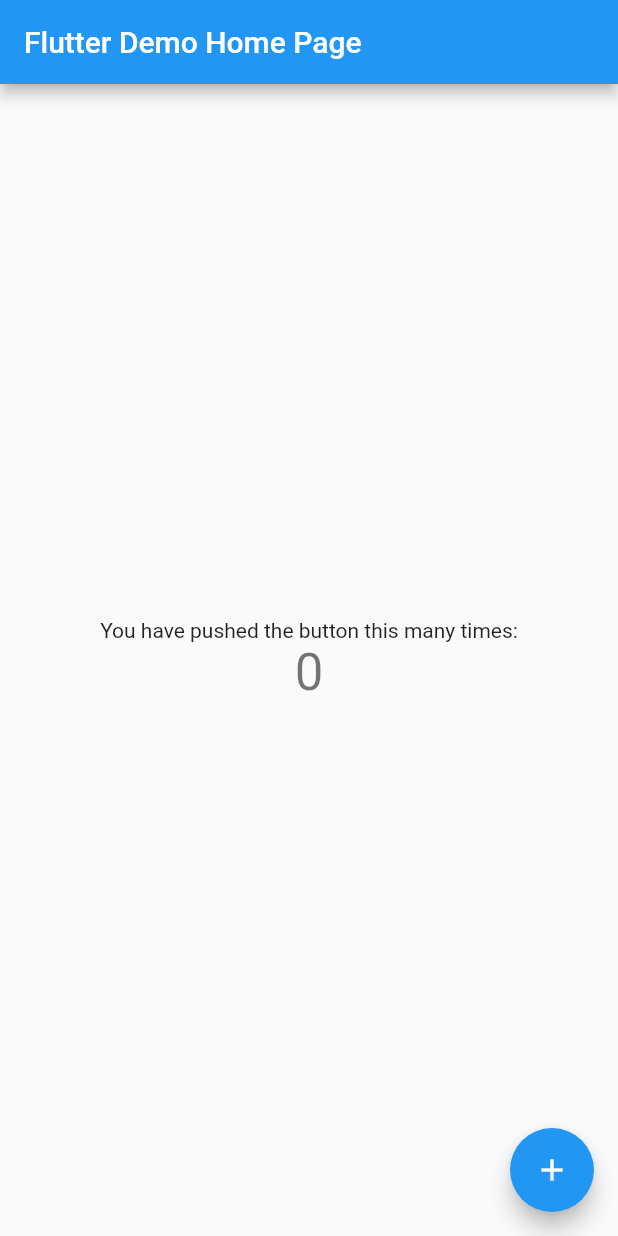
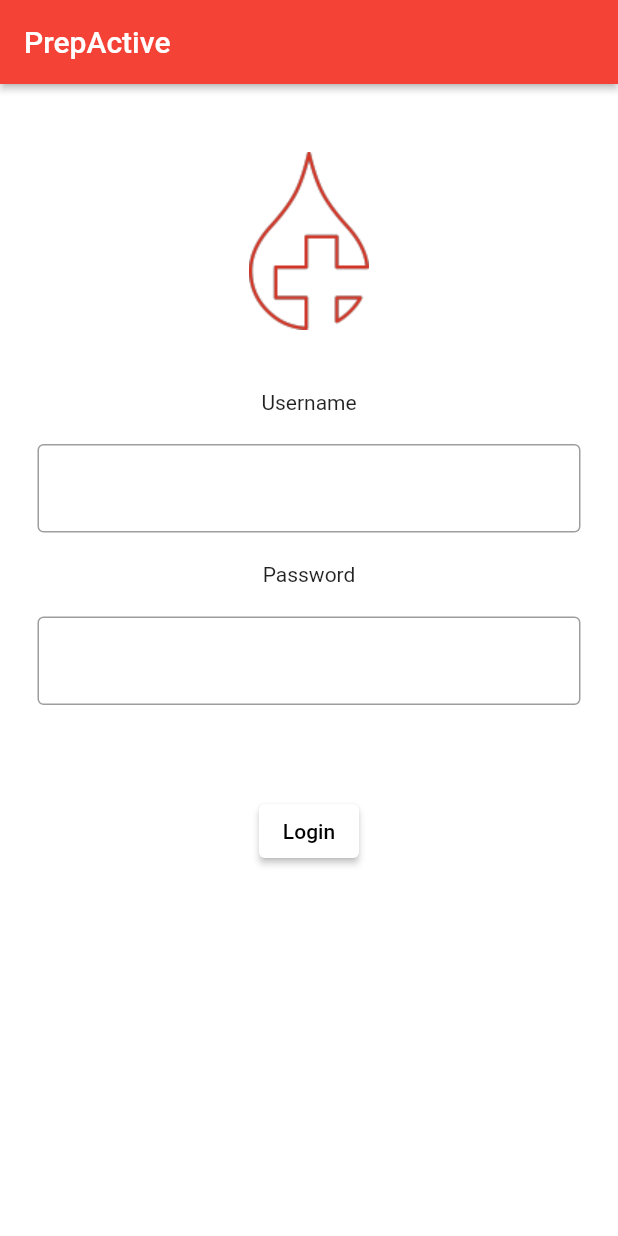
Before and after one commit to Xanzud/IDATA2503-g13, a Flutter app: the screen it shows after launch, on a phone screen of 412 x 824 dp. Run offline on Flutter 3.47's test engine with Material 2 defaults, Android fonts, the phone set to English and light mode, and no system bars.

Commit message:
Started somewhat on the landingPage and SignInPage

```diff
--- /dev/null
+++ b/project/lib/landingPage.dart
@@ -0,0 +1,9 @@
+import 'package:flutter/material.dart';
+
+class LandingPage extends StatelessWidget {
+
+  @override
+  Widget build(BuildContext context) {
+    return Scaffold();
+  }
+}
--- a/project/lib/main.dart
+++ b/project/lib/main.dart
@@ -1,4 +1,6 @@
 import 'package:flutter/material.dart';
+
+import 'signInPage.dart';
 
 void main() {
   runApp(const MyApp());
@@ -11,20 +13,11 @@
   @override
   Widget build(BuildContext context) {
     return MaterialApp(
-      title: 'Flutter Demo',
+      title: 'PrepActive',
       theme: ThemeData(
-        // This is the theme of your application.
-        //
-        // Try running your application with "flutter run". You'll see the
-        // application has a blue toolbar. Then, without quitting the app, try
-        // changing the primarySwatch below to Colors.green and then invoke
-        // "hot reload" (press "r" in the console where you ran "flutter run",
-        // or simply save your changes to "hot reload" in a Flutter IDE).
-        // Notice that the counter didn't reset back to zero; the application
-        // is not restarted.
-        primarySwatch: Colors.blue,
+        primarySwatch: Colors.red,
       ),
-      home: const MyHomePage(title: 'Flutter Demo Home Page'),
+      home: SignInPage(),
     );
   }
 }
--- /dev/null
+++ b/project/lib/signInPage.dart
@@ -0,0 +1,58 @@
+import 'package:flutter/cupertino.dart';
+import 'package:flutter/material.dart';
+
+class SignInPage extends StatelessWidget {
+  const SignInPage({super.key});
+
+  @override
+  Widget build(BuildContext context) {
+    return Scaffold(
+      appBar: AppBar(
+        title: Text("PrepActive"),
+        elevation: 2.0,
+      ),
+      body: _buildContent(),
+      backgroundColor: Colors.red,
+    );
+  }
+
+  Widget _buildContent() {
+    return Container(
+        padding: EdgeInsets.all(25),
+        color: Colors.white,
+        child: Column(
+          children: <Widget>[
+            SizedBox(height: 20),
+            SizedBox(child: Image.asset("images/icon01.png")),
+            SizedBox(height: 40),
+            Text(
+              "Username",
+              textAlign: TextAlign.center,
+            ),
+            SizedBox(height: 20),
+            TextField(
+              obscureText: true,
+              decoration: InputDecoration(
+                border: OutlineInputBorder(),
+              ),
+            ),
+            SizedBox(height: 20),
+            Text(
+              "Password",
+              textAlign: TextAlign.center,
+            ),
+            SizedBox(height: 20),
+            TextField(
+                obscureText: true,
+                decoration: InputDecoration(border: OutlineInputBorder())),
+            SizedBox(height: 60),
+            ElevatedButton(
+                onPressed: () => _signIn(),
+                child: Text("Login", style: TextStyle(color: Colors.black),),
+                style: ElevatedButton.styleFrom(backgroundColor: Colors.white))
+          ],
+        ));
+  }
+
+  void _signIn() {}
+}
--- a/project/pubspec.yaml
+++ b/project/pubspec.yaml
@@ -64,6 +64,9 @@
   #   - images/a_dot_burr.jpeg
   #   - images/a_dot_ham.jpeg
 
+  assets:
+    - images/icon01.png
+
   # An image asset can refer to one or more resolution-specific "variants", see
   # https://flutter.dev/assets-and-images/#resolution-aware
 
```
Also changed, not shown: project/images/icon01.png (added).
